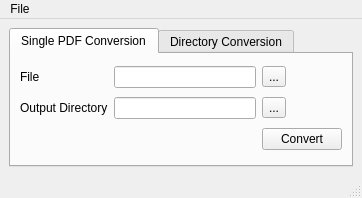
Above: main.ui from AeroNotix/pdftotif before the change. Below: the same form after it.
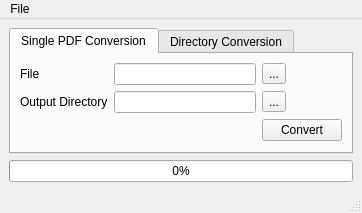
That is the form after the change.

Diff of the .ui file:
```diff
--- a/main.ui
+++ b/main.ui
@@ -7,7 +7,7 @@
     <x>0</x>
     <y>0</y>
     <width>362</width>
-    <height>198</height>
+    <height>203</height>
    </rect>
   </property>
   <property name="windowTitle">
@@ -117,6 +117,13 @@
       </widget>
      </widget>
     </item>
+    <item row="1" column="0">
+     <widget class="QProgressBar" name="progressBar">
+      <property name="value">
+       <number>0</number>
+      </property>
+     </widget>
+    </item>
    </layout>
   </widget>
   <widget class="QMenuBar" name="menubar">
```
Left out of the diff: 16 changed lines with no effect on the pictures.
